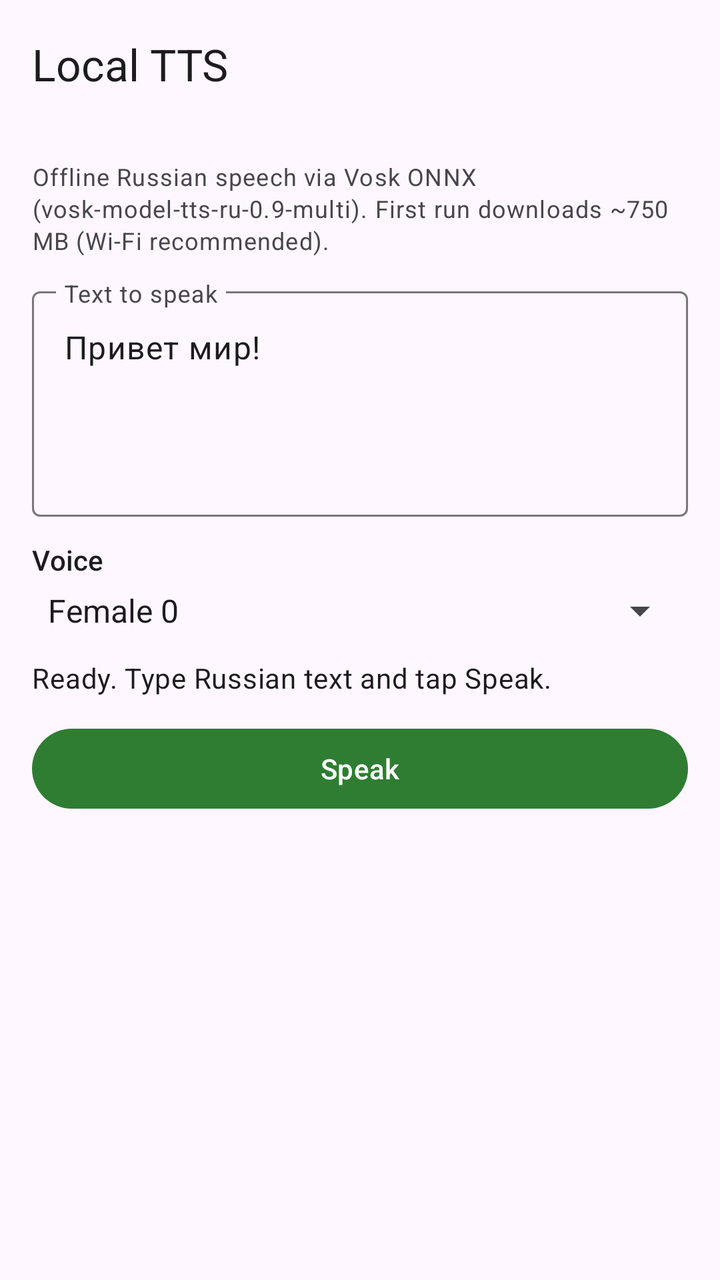
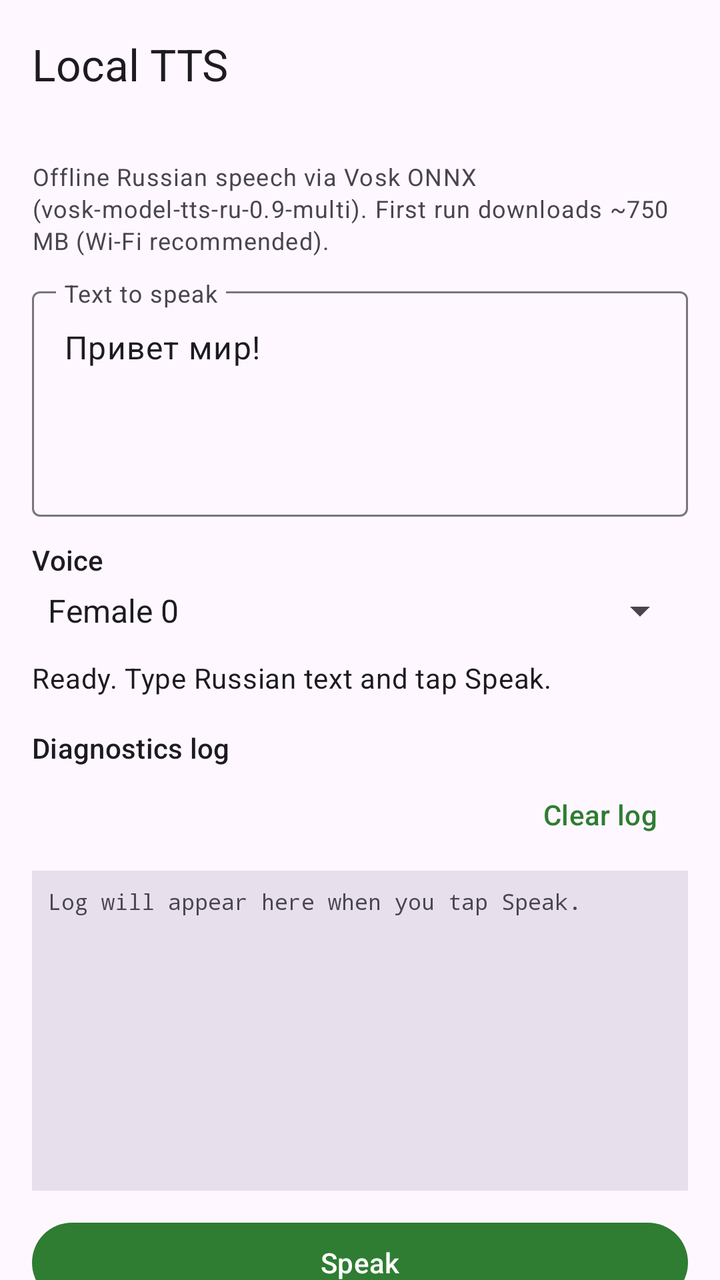

The first picture is an Android layout as it rendered before a commit; the second is the same layout after the commit. The layout source and the unified diff follow.
<!-- AndroidManifest.xml: application theme Theme.LocalTts -->
<!-- res/layout/activity_main.xml -->
<?xml version="1.0" encoding="utf-8"?>
<androidx.coordinatorlayout.widget.CoordinatorLayout xmlns:android="http://schemas.android.com/apk/res/android"
    xmlns:app="http://schemas.android.com/apk/res-auto"
    xmlns:tools="http://schemas.android.com/tools"
    android:layout_width="match_parent"
    android:layout_height="match_parent"
    tools:context=".ui.MainActivity">

    <com.google.android.material.appbar.AppBarLayout
        android:layout_width="match_parent"
        android:layout_height="wrap_content">

        <com.google.android.material.appbar.MaterialToolbar
            android:id="@+id/toolbar"
            android:layout_width="match_parent"
            android:layout_height="?attr/actionBarSize"
            app:title="@string/app_name" />
    </com.google.android.material.appbar.AppBarLayout>

    <androidx.core.widget.NestedScrollView
        android:layout_width="match_parent"
        android:layout_height="match_parent"
        app:layout_behavior="@string/appbar_scrolling_view_behavior">

        <LinearLayout
            android:layout_width="match_parent"
            android:layout_height="wrap_content"
            android:orientation="vertical"
            android:padding="16dp">

            <TextView
                android:layout_width="match_parent"
                android:layout_height="wrap_content"
                android:text="@string/hint_model"
                android:textAppearance="?attr/textAppearanceBodySmall" />

            <com.google.android.material.textfield.TextInputLayout
                android:layout_width="match_parent"
                android:layout_height="wrap_content"
                android:layout_marginTop="12dp"
                android:hint="@string/hint_input">

                <com.google.android.material.textfield.TextInputEditText
                    android:id="@+id/inputText"
                    android:layout_width="match_parent"
                    android:layout_height="wrap_content"
                    android:gravity="top"
                    android:inputType="textMultiLine|textCapSentences"
                    android:minLines="4"
                    android:text="@string/sample_text" />
            </com.google.android.material.textfield.TextInputLayout>

            <TextView
                android:layout_width="match_parent"
                android:layout_height="wrap_content"
                android:layout_marginTop="12dp"
                android:text="@string/label_speaker"
                android:textAppearance="?attr/textAppearanceLabelLarge" />

            <Spinner
                android:id="@+id/speakerSpinner"
                android:layout_width="match_parent"
                android:layout_height="wrap_content"
                android:layout_marginTop="4dp"
                android:entries="@array/speaker_labels" />

            <TextView
                android:id="@+id/statusText"
                android:layout_width="match_parent"
                android:layout_height="wrap_content"
                android:layout_marginTop="12dp"
                android:text="@string/status_idle"
                android:textAppearance="?attr/textAppearanceBodyMedium" />

            <ProgressBar
                android:id="@+id/progressBar"
                style="?android:attr/progressBarStyleHorizontal"
                android:layout_width="match_parent"
                android:layout_height="wrap_content"
                android:layout_marginTop="8dp"
                android:indeterminate="true"
                android:visibility="gone" />

            <LinearLayout
                android:layout_width="match_parent"
                android:layout_height="wrap_content"
                android:layout_marginTop="12dp"
                android:gravity="center_vertical"
                android:orientation="horizontal">

                <com.google.android.material.button.MaterialButton
                    android:id="@+id/speakButton"
                    android:layout_width="0dp"
                    android:layout_height="wrap_content"
                    android:layout_weight="1"
                    android:text="@string/speak" />

                <com.google.android.material.button.MaterialButton
                    android:id="@+id/stopButton"
                    style="@style/Widget.Material3.Button.TonalButton"
                    android:layout_width="wrap_content"
                    android:layout_height="wrap_content"
                    android:layout_marginStart="8dp"
                    android:text="@string/stop"
                    android:visibility="gone" />
            </LinearLayout>
        </LinearLayout>
    </androidx.core.widget.NestedScrollView>
</androidx.coordinatorlayout.widget.CoordinatorLayout>
<!-- resources referenced by this layout -->
<resources>
  <string-array name="speaker_labels">
          <item>Female 0</item>
          <item>Female 1</item>
          <item>Female 2</item>
          <item>Male 0</item>
          <item>Male 1</item>
      </string-array>
  <string name="app_name">Local TTS</string>
  <string name="hint_input">Text to speak</string>
  <string name="hint_model">Offline Russian speech via Vosk ONNX (vosk-model-tts-ru-0.9-multi). First run downloads ~750 MB (Wi‑Fi recommended).</string>
  <string name="label_speaker">Voice</string>
  <string name="sample_text">Привет мир!</string>
  <string name="speak">Speak</string>
  <string name="status_idle">Ready. Type Russian text and tap Speak.</string>
  <string name="stop">Stop</string>
  <style name="Theme.LocalTts" parent="Theme.Material3.Light.NoActionBar">
          <item name="colorPrimary">@color/seed</item>
          <item name="colorPrimaryContainer">#C8E6C9</item>
          <item name="colorOnPrimary">#FFFFFF</item>
      </style>
  <color name="seed">#2E7D32</color>
</resources>

<!-- the commit's change to res/layout/activity_main.xml (unified diff, before → after) -->
@@ -81,6 +81,40 @@
                 android:indeterminate="true"
                 android:visibility="gone" />
 
+            <TextView
+                android:layout_width="match_parent"
+                android:layout_height="wrap_content"
+                android:layout_marginTop="16dp"
+                android:text="@string/label_diagnostics"
+                android:textAppearance="?attr/textAppearanceLabelLarge" />
+
+            <com.google.android.material.button.MaterialButton
+                android:id="@+id/clearLogButton"
+                style="@style/Widget.Material3.Button.TextButton"
+                android:layout_width="wrap_content"
+                android:layout_height="wrap_content"
+                android:layout_gravity="end"
+                android:text="@string/clear_log" />
+
+            <ScrollView
+                android:layout_width="match_parent"
+                android:layout_height="160dp"
+                android:layout_marginTop="4dp"
+                android:background="?attr/colorSurfaceVariant"
+                android:fillViewport="true"
+                android:padding="8dp"
+                android:scrollbars="vertical">
+
+                <TextView
+                    android:id="@+id/diagnosticsText"
+                    android:layout_width="match_parent"
+                    android:layout_height="wrap_content"
+                    android:fontFamily="monospace"
+                    android:text="@string/diagnostics_empty"
+                    android:textIsSelectable="true"
+                    android:textSize="11sp" />
+            </ScrollView>
+
             <LinearLayout
                 android:layout_width="match_parent"
                 android:layout_height="wrap_content"
<!-- resource entries referenced after the edit -->
@@ -8,8 +8,11 @@
           <item>Male 1</item>
       </string-array>
   <string name="app_name">Local TTS</string>
+  <string name="clear_log">Clear log</string>
+  <string name="diagnostics_empty">Log will appear here when you tap Speak.</string>
   <string name="hint_input">Text to speak</string>
   <string name="hint_model">Offline Russian speech via Vosk ONNX (vosk-model-tts-ru-0.9-multi). First run downloads ~750 MB (Wi‑Fi recommended).</string>
+  <string name="label_diagnostics">Diagnostics log</string>
   <string name="label_speaker">Voice</string>
   <string name="sample_text">Привет мир!</string>
   <string name="speak">Speak</string>
